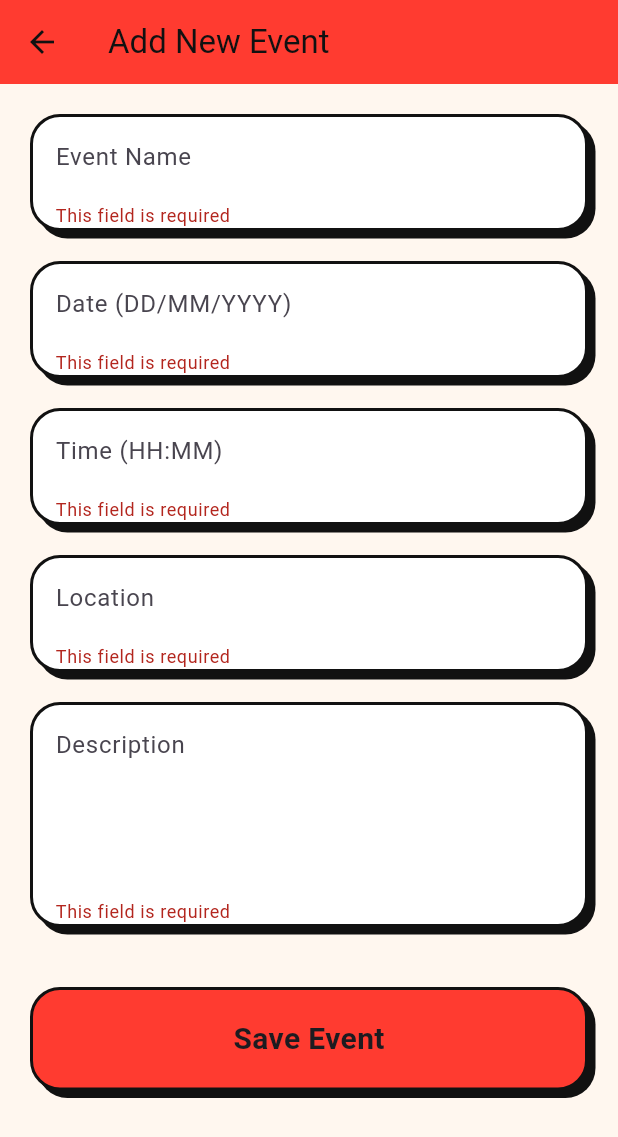
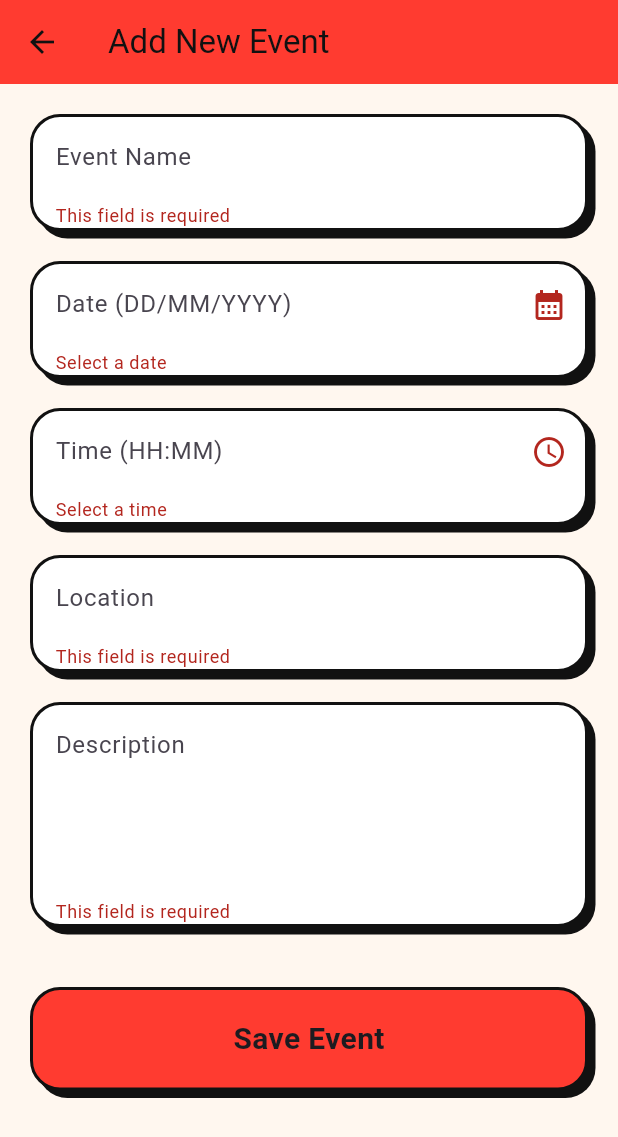
Before and after one commit to Manpriya-Lax/Event-Planner, a Flutter app: the AddEventPage screen opened directly, after a tap on "Save Event", on a phone screen of 412 x 824 dp. Shown: the top 1137 px of the screen. Run offline on Flutter 3.47's test engine with Material 3 defaults, Android fonts, the light colour scheme and no system bars; our stand-ins replace cloud_firestore, firebase_core; accounts and stored records are empty.

Commit message:
add date and time changed

```diff
--- a/lib/add.dart
+++ b/lib/add.dart
@@ -17,6 +17,100 @@ class _AddEventPageState extends State<AddEventPage> {
   final TextEditingController timeController = TextEditingController();
   final TextEditingController locationController = TextEditingController();
   final TextEditingController descriptionController = TextEditingController();
+
+  Future<void> _pickDate(TextEditingController controller) async {
+  final DateTime? picked = await showDatePicker(
+    context: context,
+    initialDate: DateTime.now(),
+    firstDate: DateTime.now(), // 🚫 No past dates
+    lastDate: DateTime(2100),
+  );
+
+  if (picked != null) {
+    // Format: DD/MM/YYYY
+    final day = picked.day.toString().padLeft(2, '0');
+    final month = picked.month.toString().padLeft(2, '0');
+    final year = picked.year.toString();
+    controller.text = "$day/$month/$year";
+  }
+}
+
+Future<void> _pickTime(TextEditingController controller) async {
+  final TimeOfDay? picked = await showTimePicker(
+    context: context,
+    initialTime: TimeOfDay.now(),
+  );
+
+  if (picked != null) {
+    final h = picked.hour.toString().padLeft(2, '0');
+    final m = picked.minute.toString().padLeft(2, '0');
+    controller.text = "$h:$m";
+  }
+}
+
+Widget _buildDateField(String hint, TextEditingController controller) {
+  return Container(
+    decoration: BoxDecoration(
+      color: Colors.white,
+      borderRadius: BorderRadius.circular(20),
+      border: Border.all(color: AppColors.ink, width: 2),
+      boxShadow: const [
+        BoxShadow(
+          color: AppColors.ink,
+          offset: Offset(5, 5),
+          blurRadius: 0,
+        ),
+      ],
+    ),
+    child: TextFormField(
+      controller: controller,
+      readOnly: true,
+      onTap: () => _pickDate(controller),
+      validator: (value) {
+        if (value == null || value.isEmpty) return "Select a date";
+        return null;
+      },
+      decoration: InputDecoration(
+        hintText: hint,
+        contentPadding: const EdgeInsets.all(15),
+        border: InputBorder.none,
+        suffixIcon: const Icon(Icons.calendar_month),
+      ),
+    ),
+  );
+}
+
+Widget _buildTimeField(String hint, TextEditingController controller) {
+  return Container(
+    decoration: BoxDecoration(
+      color: Colors.white,
+      borderRadius: BorderRadius.circular(20),
+      border: Border.all(color: AppColors.ink, width: 2),
+      boxShadow: const [
+        BoxShadow(
+          color: AppColors.ink,
+          offset: Offset(5, 5),
+          blurRadius: 0,
+        ),
+      ],
+    ),
+    child: TextFormField(
+      controller: controller,
+      readOnly: true,
+      onTap: () => _pickTime(controller),
+      validator: (value) {
+        if (value == null || value.isEmpty) return "Select a time";
+        return null;
+      },
+      decoration: InputDecoration(
+        hintText: hint,
+        contentPadding: const EdgeInsets.all(15),
+        border: InputBorder.none,
+        suffixIcon: const Icon(Icons.access_time),
+      ),
+    ),
+  );
+}
 
   @override
   Widget build(BuildContext context) {
@@ -40,10 +134,10 @@ class _AddEventPageState extends State<AddEventPage> {
               _buildTextField("Event Name", nameController),
               const SizedBox(height: 20),
 
-              _buildTextField("Date (DD/MM/YYYY)", dateController),
+              _buildDateField("Date (DD/MM/YYYY)", dateController),
               const SizedBox(height: 20),
 
-              _buildTextField("Time (HH:MM)", timeController),
+              _buildTimeField("Time (HH:MM)", timeController),
               const SizedBox(height: 20),
 
               _buildTextField("Location", locationController),
```
